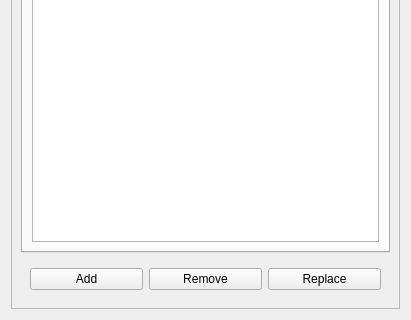
The window that mdaviz/resources/select_fields_table_view.ui (BCDA-APS/mdaviz) describes before a commit, drawn with Qt 5; both pictures show x 0 to 411 and y 333 to 653 of the 411 by 653 pixel window.
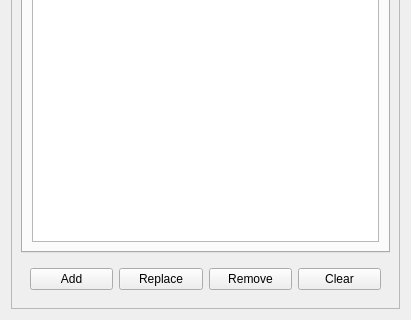
The same window after the commit.

Commit message: ENH #44 add clear button

What changed in the file:
```diff
--- a/mdaviz/resources/select_fields_table_view.ui
+++ b/mdaviz/resources/select_fields_table_view.ui
@@ -63,13 +63,6 @@
             </property>
            </widget>
           </item>
-          <item>
-           <widget class="QPushButton" name="removeButton">
-            <property name="text">
-             <string>Remove</string>
-            </property>
-           </widget>
-          </item>
           <item>
            <widget class="QPushButton" name="replaceButton">
             <property name="text">
@@ -77,6 +70,20 @@
             </property>
            </widget>
           </item>
+          <item>
+           <widget class="QPushButton" name="removeButton">
+            <property name="text">
+             <string>Remove</string>
+            </property>
+           </widget>
+          </item>
+          <item>
+           <widget class="QPushButton" name="clearButton">
+            <property name="text">
+             <string>Clear</string>
+            </property>
+           </widget>
+          </item>
          </layout>
         </widget>
        </item>
```
The commit also changes 4 other files.
